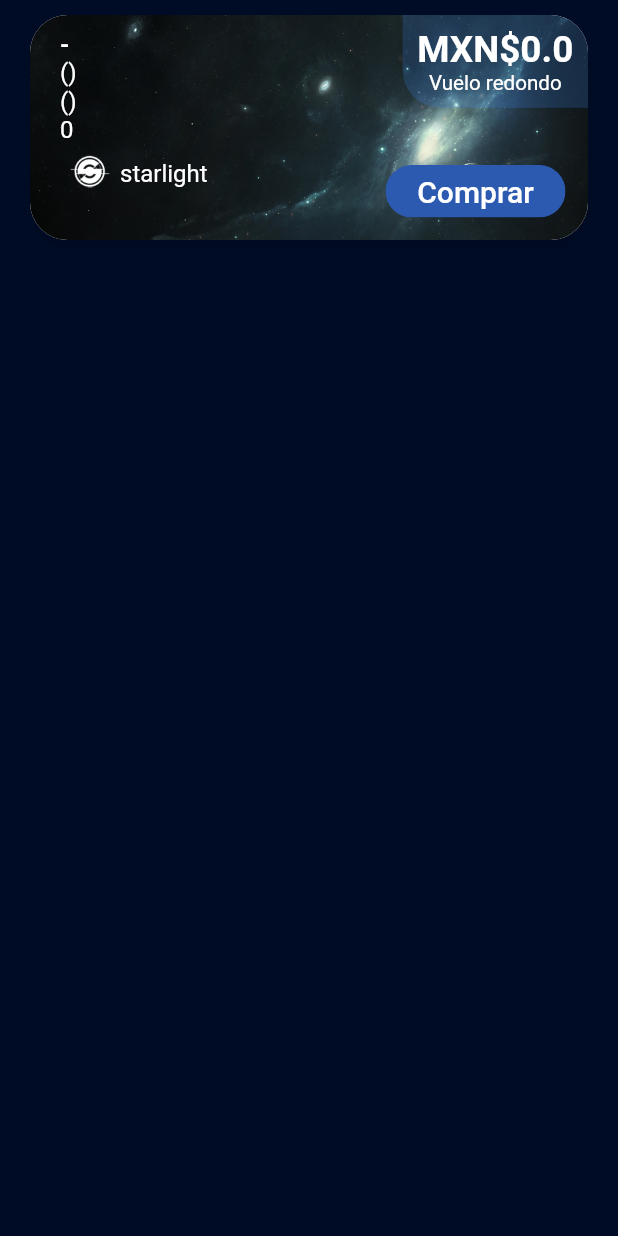
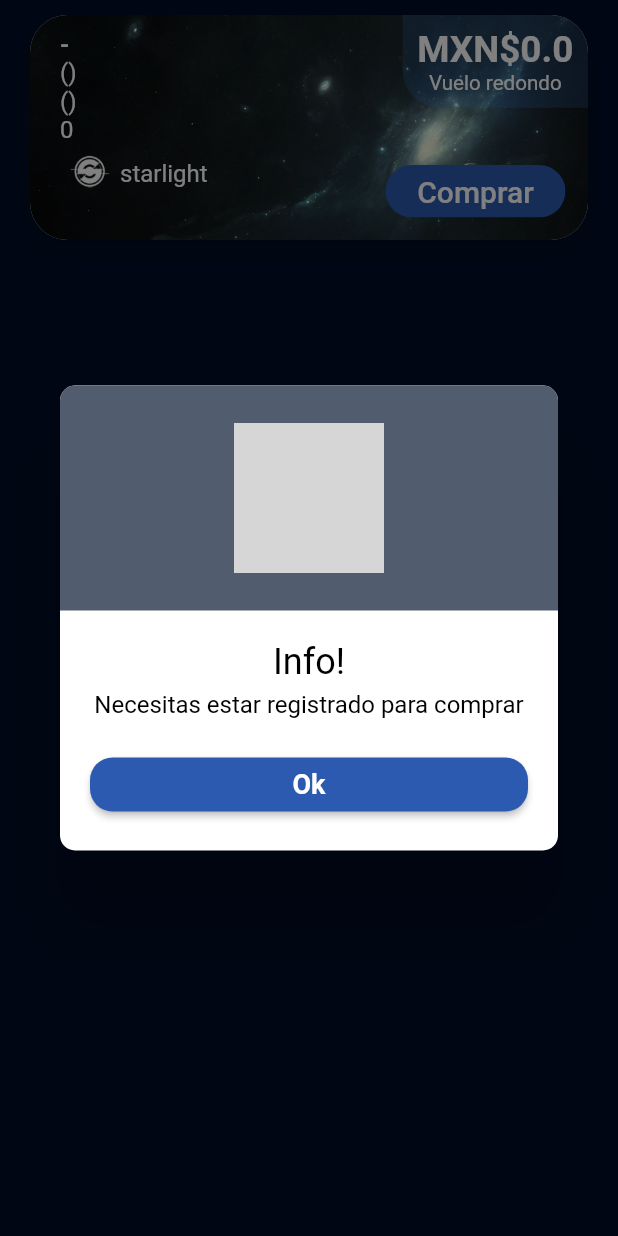
Before and after one commit to StarFieldMx/starlight-travels, a Flutter app: the FlightsCard widget shown alone on an empty page, opened directly with empty values, after a tap on "Comprar", on a phone screen of 412 x 824 dp. Run offline on Flutter 3.47's test engine with Material 2 defaults, Android fonts, the phone set to English and light mode, and no system bars; our stand-ins replace after_layout, auto_route, cool_alert, firebase_auth, firebase_core, flutter_dotenv and 6 more; missing offline and left inert: flutter_secure_storage_web, flutter_stripe; accounts and stored records are empty; network calls fail; grey boxes are pictures that could not be loaded.

Commit message:
can delete flights and rooms reserved

```diff
--- a/lib/main.dart
+++ b/lib/main.dart
@@ -72,7 +72,7 @@ class MyApp extends StatelessWidget {
         create: (BuildContext context) => AuthChecker(context),
       ),
       ChangeNotifierProvider(
-        create: (_) => MyBuysServices(),
+        create: (_) => MyServices(),
       ),
     ];
   }
--- a/lib/providers/auth_checker.dart
+++ b/lib/providers/auth_checker.dart
@@ -20,7 +20,7 @@ class AuthChecker extends ChangeNotifier {
   void _checkerAuth(BuildContext context) {
     final userState = Provider.of<UserState>(context, listen: false);
     FirebaseAuth.instance.authStateChanges().listen((User? stateUser) {
-      assert(stateUser == null);
+      // assert(stateUser == null);
       if (stateUser == null) {
         user = stateUser;
       } else {
--- a/lib/views/flights/widgets/flights_card.dart
+++ b/lib/views/flights/widgets/flights_card.dart
@@ -11,6 +11,8 @@ import 'package:starlight/widgets/buttons/primary_button.dart';
 import 'package:starlight/widgets/multiply_text.dart';
 import 'package:starlight/widgets/widgets.dart';
 
+import '../../../services/my_buys_services.dart';
+
 class FlightsCard extends StatelessWidget {
   const FlightsCard({super.key, required this.flight, this.isBuying = true});
   final Flight flight;
@@ -20,7 +22,12 @@ class FlightsCard extends StatelessWidget {
     final userState = Provider.of<UserState>(context);
     final bool isAuth = userState.authentication;
     final String buyOrCancel = isBuying ? "Comprar" : "Cancelar";
-    return Padding(
+    final myServices = Provider.of<MyServices>(context);
+    return GestureDetector(
+      onTap: () {
+        print(flight.id);
+      },
+      child: Padding(
         padding: const EdgeInsets.symmetric(horizontal: 20),
         child: Container(
           // ! Margi in view!!!
@@ -63,17 +70,28 @@ class FlightsCard extends StatelessWidget {
                         color: isBuying ? null : Colors.red,
                         labelText: buyOrCancel,
                         onTap: () {
+                          if (!isAuth) {
+                            CoolNotifications.infoAlert(context,
+                                infoMessage:
+                                    "Necesitas estar registrado para comprar");
+                          }
                           if (isBuying && isAuth) {
                             CoolNotifications.confirmationAlert(context,
-                              onTap: () => _buyFlight(isAuth, context, flight),
+                                onTap: () =>
+                                    _buyFlight(isAuth, context, flight),
                                 question: '¿Deseas continuar con la compra?');
-                          _buyFlight(isAuth, context, flight);
-                        } else if (isAuth) {
-                          // ! Cancelar el vuelo,
+                          }
+                          if (!isBuying && isAuth) {
+                            CoolNotifications.confirmationAlert(context,
+                                onTap: () =>
+                                    myServices.deleteServices(flight, context),
+                                question:
+                                    '¿Deseas continuar cancelar tu vuelo?');
                           }
                         },
                       )))
             ],
+          ),
         ),
       ),
     );
--- a/lib/views/payment/widgets/card_form_starlight.dart
+++ b/lib/views/payment/widgets/card_form_starlight.dart
@@ -23,7 +23,7 @@ class _CardFormStarlightState extends State<CardFormStarlight> {
   Widget build(BuildContext context) {
     // ! adapt to recieve info from somewhere?
     final userState = Provider.of<UserState>(context);
-    final buyServices = Provider.of<MyBuysServices>(context, listen: false);
+    final buyServices = Provider.of<MyServices>(context, listen: false);
     return SingleChildScrollView(
       child: Column(
         children: [
--- a/lib/views/trips/user/my_trips_user.dart
+++ b/lib/views/trips/user/my_trips_user.dart
@@ -17,7 +17,7 @@ class _MyTripsViewUserState extends State<MyTripsViewUser> {
   List<Widget> list = [];
   @override
   Widget build(BuildContext context) {
-    final myServices = Provider.of<MyBuysServices>(context);
+    final myServices = Provider.of<MyServices>(context);
     if (myServices.flights.isEmpty && myServices.rooms.isEmpty) {
       return const Center(
         child: Text("No tienes servicios comprados vamos a comprar algunos!"),
```
Also changed, not shown: lib/notifications/cool_alerts.dart (+21 -12 lines), lib/services/http_reponse.dart (+39 -3 lines), lib/services/my_buys_services.dart (+21 -2 lines), lib/views/hotels/hotels_view.dart (+3 -9 lines), lib/views/hotels/rooms_items.dart (+5 -2 lines), lib/views/trips/invited/my_trips_invited.dart (+11 -2 lines). Lines whose indentation alone changed are shown as unchanged.
